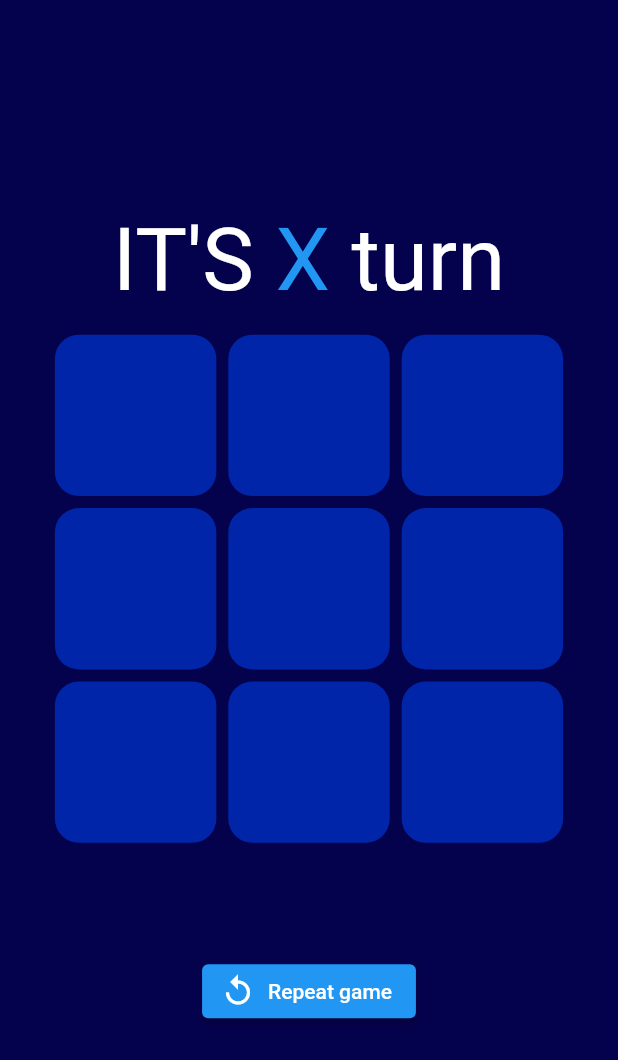
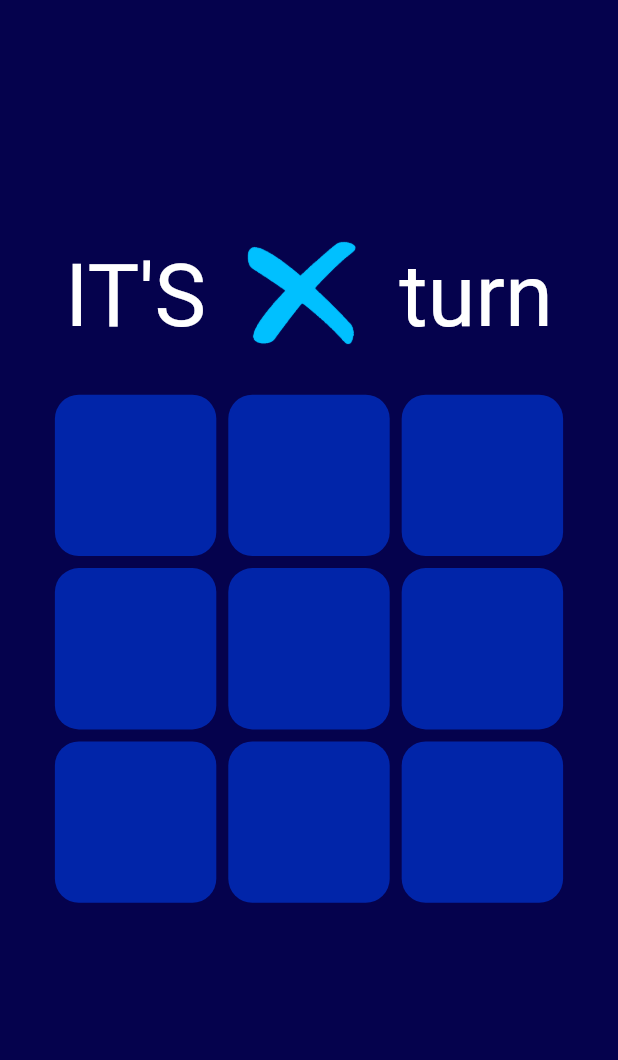
Before and after one commit to Alex-RV/TicTacToe, a Flutter app: the screen it shows after launch, on a phone screen of 412 x 824 dp. Shown: the top 1060 px of the screen. Run offline on Flutter 3.47's test engine with Material 2 defaults, Android fonts, the phone set to English and light mode, and no system bars; drawn by our look-alikes of auto_size_text.

Commit message:
Separated refresh button and restructuring

```diff
--- a/lib/main.dart
+++ b/lib/main.dart
@@ -41,7 +41,7 @@ class _GameScreenState extends State<GameScreen> {
         gameOver = game.winnerCheck(lastValue, index);
 
         if (gameOver) {
-          result = "$lastValue is the Winner";
+          result = " is the Winner";
         } else if (!gameOver && turn == 9) {
           result = "It's a Draw!";
           gameOver = true;
@@ -67,11 +67,6 @@ class _GameScreenState extends State<GameScreen> {
 
   @override
   Widget build(BuildContext context) {
-    double boardWidth = MediaQuery.of(context).size.shortestSide * 0.9;
-    Orientation orientation = MediaQuery.of(context).orientation;
-    if (orientation == Orientation.landscape) {
-      boardWidth = MediaQuery.of(context).size.shortestSide * 0.7;
-    }
     //tell about difference between double and int
     // double boardWidth = MediaQuery.of(context).size.width;
     return Scaffold(
@@ -86,13 +81,51 @@ class _GameScreenState extends State<GameScreen> {
             gameOver: gameOver,
             onTap: onTap,
           ),
+          ResultDisplay(gameOver: gameOver,lastValue: lastValue,result: result,turn: turn,),
+          RefreshButton(resetGame: resetGame, gameOver: gameOver,),
+        ],
+      ),
+    );
+  }
+}
+
+class ResultDisplay extends StatelessWidget {
+  const ResultDisplay(
+      {required this.lastValue,
+      required this.gameOver,
+      required this.result,
+      required this.turn});
+
+  final String lastValue;
+  final bool gameOver;
+  final String result;
+  final int turn;
+
+  @override
+  Widget build(BuildContext context) {
+    return Row(
+      mainAxisAlignment: MainAxisAlignment.center,
+      crossAxisAlignment: CrossAxisAlignment.center,
+      children: [
+        Visibility(
+          visible: gameOver,
+          child: SizedBox(
+            width: 50,
+            height: 50,
+            child: lastValue == "O"
+                ? Image.asset('assets/images/cross.png')
+                : Image.asset('assets/images/circle.png'),
+          ),
+        ),
         Text(
-            (gameOver) ? result : "",
+          (turn == 9)
+              ? result
+              : gameOver
+                  ? result
+                  : "",
           style: TextStyle(color: Colors.white, fontSize: 50.0),
         ),
-          RefreshButton(resetGame: resetGame)
       ],
-      ),
     );
   }
 }
@@ -108,31 +141,25 @@ class TurnDisplay extends StatelessWidget {
       mainAxisAlignment: MainAxisAlignment.center,
       crossAxisAlignment: CrossAxisAlignment.center,
       children: [
-        AutoSizeText.rich(
-          TextSpan(
-            children: <TextSpan>[
-              TextSpan(
-                text: "It's ".toUpperCase(),
+        Text(
+          "It's ".toUpperCase(),
           style: TextStyle(
             color: Colors.white,
             fontSize: 58,
           ),
         ),
-              TextSpan(
-                text: lastValue.toUpperCase(),
-                style: TextStyle(
-                  color: lastValue == "X" ? Colors.blue : Colors.red,
-                  fontSize: 58,
+        SizedBox(
+          width: 100,
+          height: 100,
+          child: lastValue == "X"
+              ? Image.asset('assets/images/cross.png')
+              : Image.asset('assets/images/circle.png'),
         ),
-              ),
-              TextSpan(
-                text: " turn",
+        Text(
+          " turn",
           style: TextStyle(
             color: Colors.white,
             fontSize: 58,
-                ),
-              ),
-            ],
           ),
         ),
       ],
@@ -189,18 +216,21 @@ class GameBoard extends StatelessWidget {
   }
 }
 
-
-class RefreshButton extends StatelessWidget{
-  const RefreshButton({required this.resetGame});
+class RefreshButton extends StatelessWidget {
+  const RefreshButton({required this.resetGame, required this.gameOver});
 
   final Function resetGame;
+  final bool gameOver;
 
   @override
   Widget build(BuildContext context) {
-    return ElevatedButton.icon(
+    return Visibility(
+      visible: gameOver,
+      child: ElevatedButton.icon(
         onPressed: () => resetGame(),
         icon: Icon(Icons.replay),
         label: Text("Repeat game"),
+      ),
     );
   }
 }
```
Lines whose indentation alone changed are shown as unchanged.
